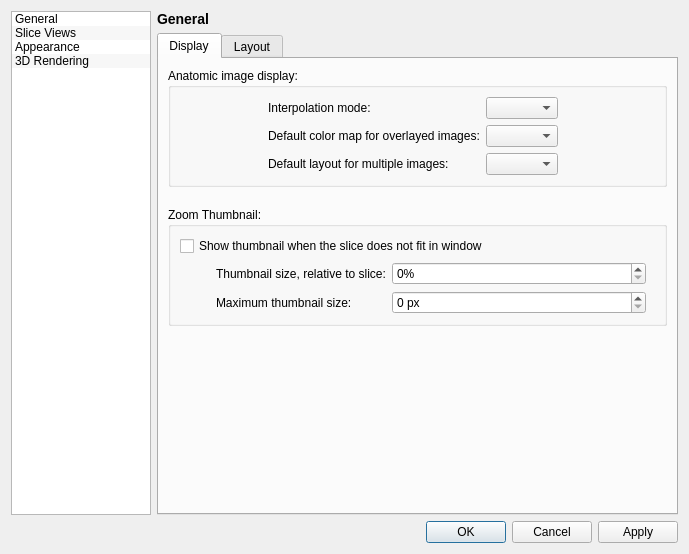
Qt form GUI/Qt/Windows/PreferencesDialog.ui (pyushkevich/itksnap) before a commit.
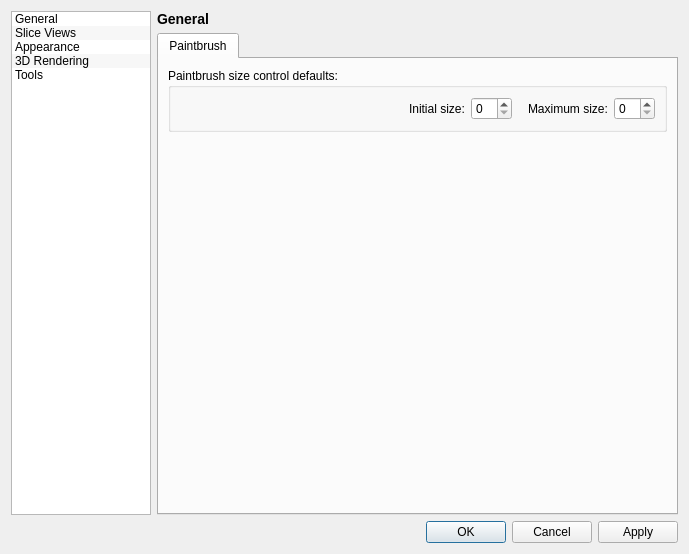
The same form after that commit. The open tabs and pages were chosen to show the change. Custom widgets are drawn as their Qt base class.

Commit message: Added settings for default brush size and maximum brush size, as per user requests

Diff of the .ui file:
```diff
--- a/GUI/Qt/Windows/PreferencesDialog.ui
+++ b/GUI/Qt/Windows/PreferencesDialog.ui
@@ -27,7 +27,7 @@
    <item row="1" column="1">
     <widget class="QStackedWidget" name="stack">
      <property name="currentIndex">
-      <number>1</number>
+      <number>4</number>
      </property>
      <widget class="QWidget" name="pageGeneral">
       <layout class="QVBoxLayout" name="verticalLayout">
@@ -1345,6 +1345,110 @@
        </item>
       </layout>
      </widget>
+     <widget class="QWidget" name="pageTools">
+      <layout class="QVBoxLayout" name="verticalLayout_4">
+       <property name="leftMargin">
+        <number>0</number>
+       </property>
+       <property name="topMargin">
+        <number>0</number>
+       </property>
+       <property name="rightMargin">
+        <number>0</number>
+       </property>
+       <property name="bottomMargin">
+        <number>0</number>
+       </property>
+       <item>
+        <widget class="QTabWidget" name="tabWidget_5">
+         <property name="currentIndex">
+          <number>0</number>
+         </property>
+         <property name="tabBarAutoHide">
+          <bool>false</bool>
+         </property>
+         <widget class="QWidget" name="tabPaintbrush">
+          <attribute name="title">
+           <string>Paintbrush</string>
+          </attribute>
+          <layout class="QVBoxLayout" name="verticalLayout_15">
+           <item>
+            <widget class="QGroupBox" name="groupBox_4">
+             <property name="title">
+              <string>Paintbrush size control defaults:</string>
+             </property>
+             <layout class="QHBoxLayout" name="horizontalLayout_11">
+              <item>
+               <spacer name="horizontalSpacer_4">
+                <property name="orientation">
+                 <enum>Qt::Horizontal</enum>
+                </property>
+                <property name="sizeHint" stdset="0">
+                 <size>
+                  <width>40</width>
+                  <height>20</height>
+                 </size>
+                </property>
+               </spacer>
+              </item>
+              <item>
+               <widget class="QLabel" name="label">
+                <property name="text">
+                 <string>Initial size:</string>
+                </property>
+               </widget>
+              </item>
+              <item>
+               <widget class="QSpinBox" name="inPaintBrushInitSize"/>
+              </item>
+              <item>
+               <spacer name="horizontalSpacer_5">
+                <property name="orientation">
+                 <enum>Qt::Horizontal</enum>
+                </property>
+                <property name="sizeType">
+                 <enum>QSizePolicy::Fixed</enum>
+                </property>
+                <property name="sizeHint" stdset="0">
+                 <size>
+                  <width>10</width>
+                  <height>20</height>
+                 </size>
+                </property>
+               </spacer>
+              </item>
+              <item>
+               <widget class="QLabel" name="label_2">
+                <property name="text">
+                 <string>Maximum size:</string>
+                </property>
+               </widget>
+              </item>
+              <item>
+               <widget class="QSpinBox" name="inPaintBrushMaxSize"/>
+              </item>
+             </layout>
+            </widget>
+           </item>
+           <item>
+            <spacer name="verticalSpacer_11">
+             <property name="orientation">
+              <enum>Qt::Vertical</enum>
+             </property>
+             <property name="sizeHint" stdset="0">
+              <size>
+               <width>20</width>
+               <height>40</height>
+              </size>
+             </property>
+            </spacer>
+           </item>
+          </layout>
+         </widget>
+        </widget>
+       </item>
+      </layout>
+     </widget>
     </widget>
    </item>
    <item row="0" column="0" rowspan="2">
@@ -1384,6 +1488,11 @@
        <string>3D Rendering</string>
       </property>
      </item>
+     <item>
+      <property name="text">
+       <string>Tools</string>
+      </property>
+     </item>
     </widget>
    </item>
    <item row="0" column="1">
```
Left out of the diff: 2 changed lines with no effect on the pictures. The commit also changes 6 other files.
